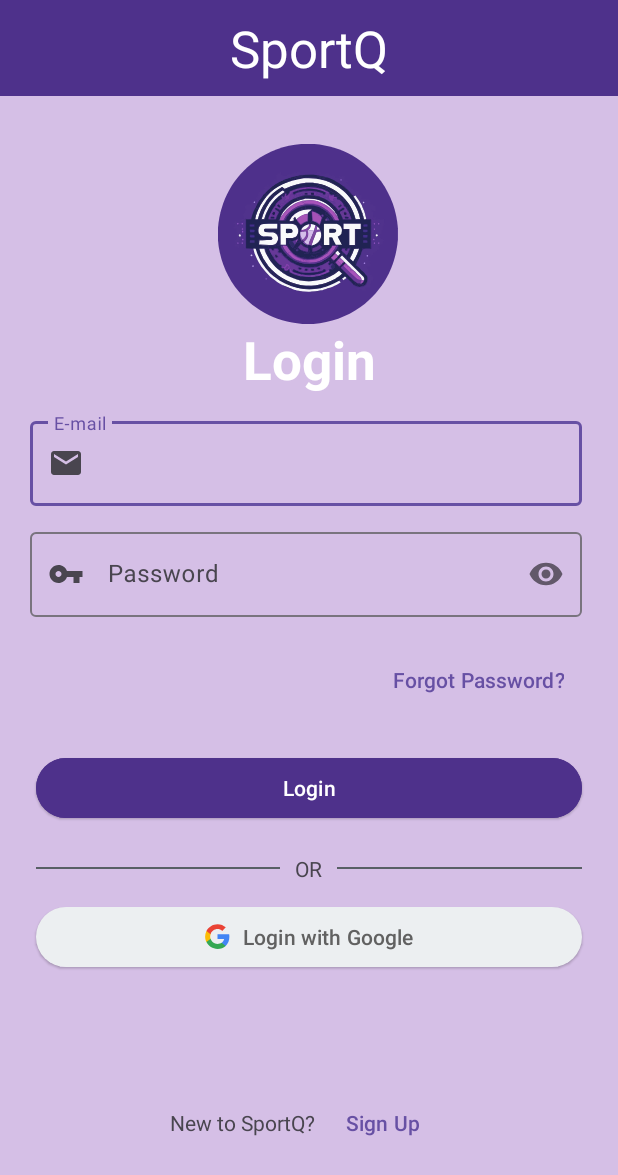
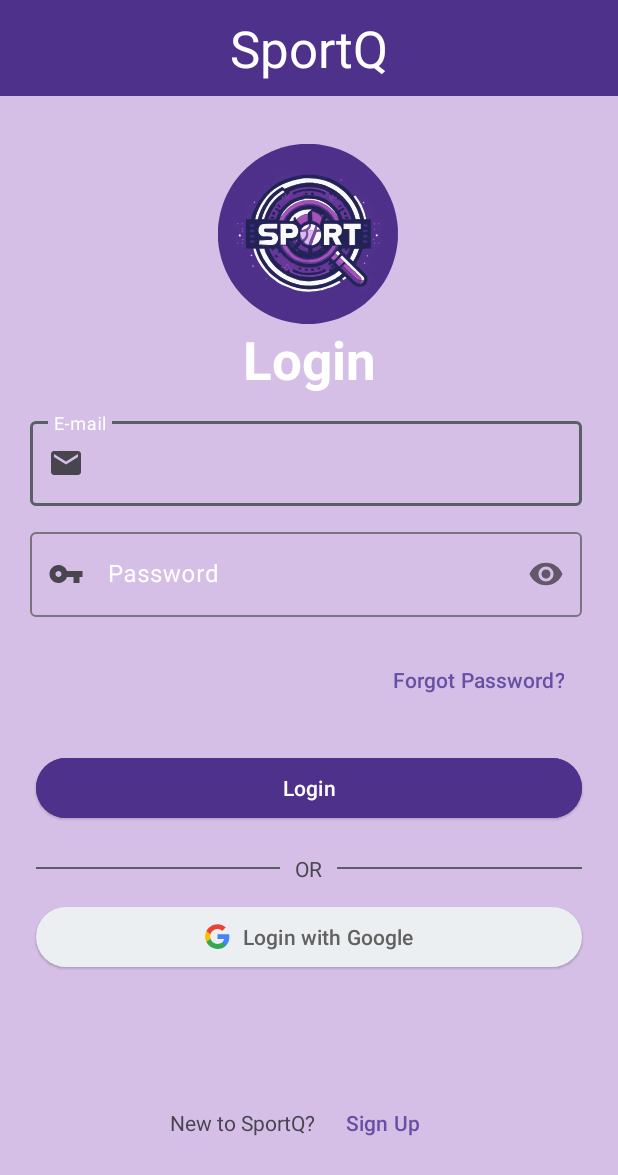
Before and after one commit to Persemat/AndroidiBG, an Android app: the screen it shows after launch (LoginPage), on a phone screen of 412 x 824 dp. Shown: the top 1175 px of the screen. Run offline under Robolectric (Android 15) with nearby library versions, the phone set to English and light mode, and no system bars; libraries missing offline, so code that uses them is left out: org.apache.commons.

Commit message:
cambiamento colori di textinput

```diff
--- a/app/src/main/res/layout/login_page.xml
+++ b/app/src/main/res/layout/login_page.xml
@@ -74,10 +74,18 @@
                 android:layout_height="wrap_content"
                 android:layout_marginTop="12dp"
                 android:layout_marginEnd="24dp"
+                android:textColorHint="@color/white"
+
+                app:errorTextColor="@color/red"
+                app:boxStrokeErrorColor="@color/red"
+                app:errorIconTint="@color/red"
+
                 app:layout_constraintEnd_toEndOf="parent"
                 app:layout_constraintStart_toStartOf="@+id/left_guideline"
                 app:layout_constraintTop_toBottomOf="@+id/textview_login"
-                app:startIconDrawable="@drawable/ic_baseline_email_24">
+                app:startIconDrawable="@drawable/ic_baseline_email_24"
+                app:boxStrokeColor="@color/grey_separator"
+                app:hintTextColor="@color/white">
 
                 <com.google.android.material.textfield.TextInputEditText
                     android:layout_width="match_parent"
@@ -93,6 +101,7 @@
                 android:layout_height="wrap_content"
                 android:layout_marginTop="12dp"
                 android:layout_marginEnd="24dp"
+                android:textColorHint="@color/white"
                 app:layout_constraintEnd_toEndOf="parent"
                 app:layout_constraintStart_toStartOf="@+id/left_guideline"
                 app:layout_constraintTop_toBottomOf="@+id/text_input_layout_email"
--- a/app/src/main/res/layout/registration_page.xml
+++ b/app/src/main/res/layout/registration_page.xml
@@ -84,7 +84,6 @@
                     android:layout_width="match_parent"
                     android:layout_height="wrap_content"
                     android:hint="@string/account_first_name"
-
                     android:inputType="text" />
             </com.google.android.material.textfield.TextInputLayout>
 
--- a/app/src/main/res/values/colors.xml
+++ b/app/src/main/res/values/colors.xml
@@ -2,6 +2,7 @@
 <resources>
     <color name="black">#FF000000</color>
     <color name="white">#FFFFFFFF</color>
+    <color name="red">#FF0000</color>
     <color name="purple_first">#6756BE</color>
     <color name="purple_logo">#4e318b</color>
     <color name="purple_second">#A7A1D8</color>
```
